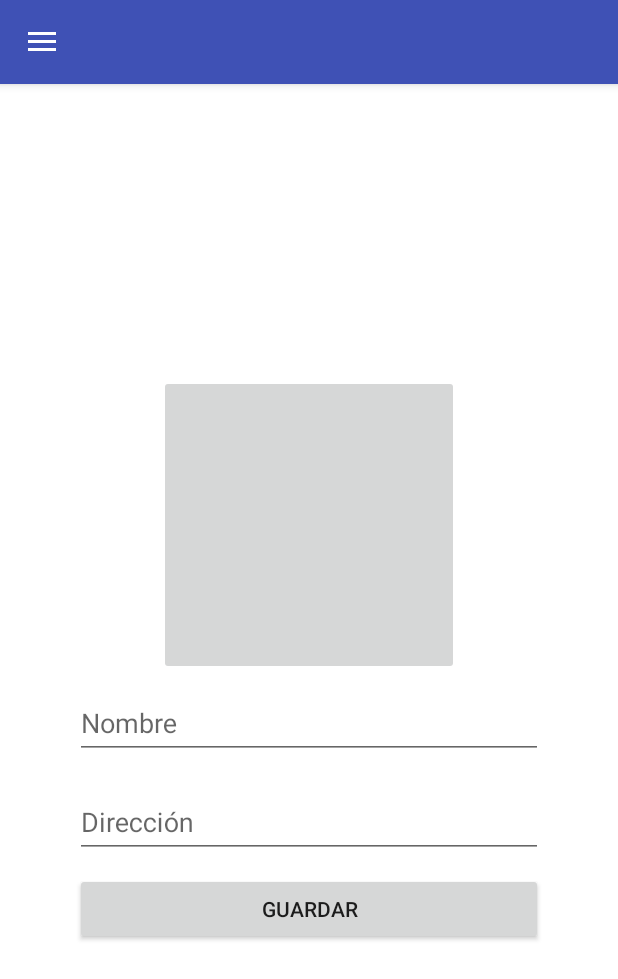
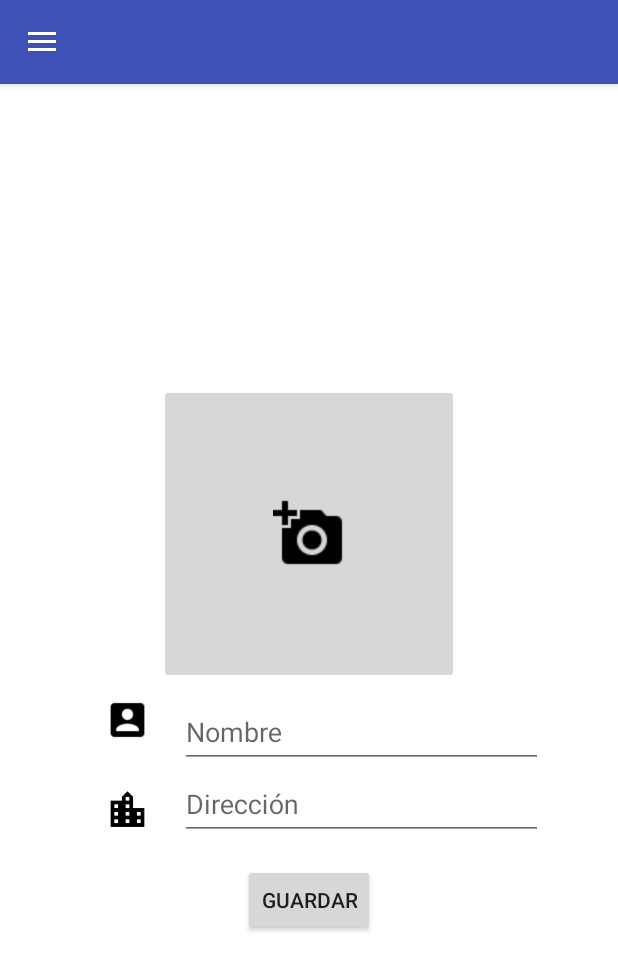
Before and after one commit to sbh896/TFGBascula, an Android app: the fragment AniadirCentroFragment placed in its activity, on a phone screen of 412 x 824 dp. Shown: the top 979 px of the screen. Run offline under Robolectric (Android 15) with nearby library versions, the phone set to English and light mode, and no system bars; our stand-ins replace Firebase (no records; nobody signed in at launch, a user with empty details on screens opened directly), Picasso; libraries missing offline, so code that uses them is left out: com.github.mikephil.charting; plain views replace BarChart; 44 statements that could not run were skipped.

Commit message:
Centros detalle

```diff
--- a/app/src/main/res/layout/fragment_aniadir_centro.xml
+++ b/app/src/main/res/layout/fragment_aniadir_centro.xml
@@ -5,7 +5,7 @@
     xmlns:tools="http://schemas.android.com/tools"
     android:layout_height="match_parent"
     android:background="@color/white">
-    <LinearLayout
+    <RelativeLayout
         android:layout_width="fill_parent"
         android:layout_height="fill_parent"
         android:background="@color/white"
@@ -17,10 +17,25 @@
             android:id="@+id/imagen_paciente"
             android:layout_width="200dp"
             android:layout_height="200dp"
-            android:scaleType="fitXY"/>
+            android:src="@drawable/ic_add_pic"
+            android:layout_alignParentTop="true"
+            android:layout_centerHorizontal="true"
+            />
+        <ImageView
+            android:id="@+id/imagen_estado"
+            android:layout_width="30dp"
+            android:layout_height="wrap_content"
+            android:layout_below="@+id/imagen_paciente"
+            android:layout_marginLeft="20dp"
+            android:layout_marginRight="20dp"
+            android:src="@drawable/ic_perfil"/>
+
         <android.support.design.widget.TextInputLayout
             android:layout_width="match_parent"
-            android:layout_height="wrap_content">
+            android:layout_height="wrap_content"
+            android:layout_below="@+id/imagen_paciente"
+            android:id="@+id/container_nombre"
+            android:layout_toRightOf="@id/imagen_estado">
 
             <EditText
                 android:id="@+id/nombre"
@@ -32,9 +47,19 @@
                 android:textColor="@android:color/black"
                 android:textColorHint="@android:color/black" />
         </android.support.design.widget.TextInputLayout>
+        <ImageView
+            android:id="@+id/imagen_centro"
+            android:layout_width="30dp"
+            android:layout_height="wrap_content"
+            android:layout_below="@+id/imagen_estado"
+            android:layout_marginLeft="20dp"
+            android:layout_marginRight="20dp"
+            android:src="@drawable/item_centros"/>
         <android.support.design.widget.TextInputLayout
             android:layout_width="match_parent"
-            android:layout_height="wrap_content">
+            android:layout_height="wrap_content"
+            android:layout_below="@id/imagen_estado"
+            android:layout_toRightOf="@id/imagen_centro">
 
             <EditText
                 android:id="@+id/direccion"
@@ -50,7 +75,10 @@
         <Button
             android:id="@+id/btn_guardar"
             android:text="@string/guardar"
-            android:layout_width="match_parent"
-            android:layout_height="wrap_content" />
-    </LinearLayout>
+            android:layout_width="wrap_content"
+            android:layout_height="wrap_content"
+            android:gravity="center"
+            android:layout_centerHorizontal="true"
+            android:layout_below="@id/imagen_centro"/>
+    </RelativeLayout>
 </android.support.constraint.ConstraintLayout>
```
Also changed, not shown: app/src/main/java/tfg/sergio/bascula/Adapters/AdapterCentro.java (+162 -17 lines), app/src/main/res/drawable/detalle_centro_fondo.xml (added, +11 -0 lines), app/src/main/res/layout/centro_deetalle_layout.xml (+6 -2 lines), app/src/main/res/layout/centros_list_layout.xml (+15 -1 lines).
